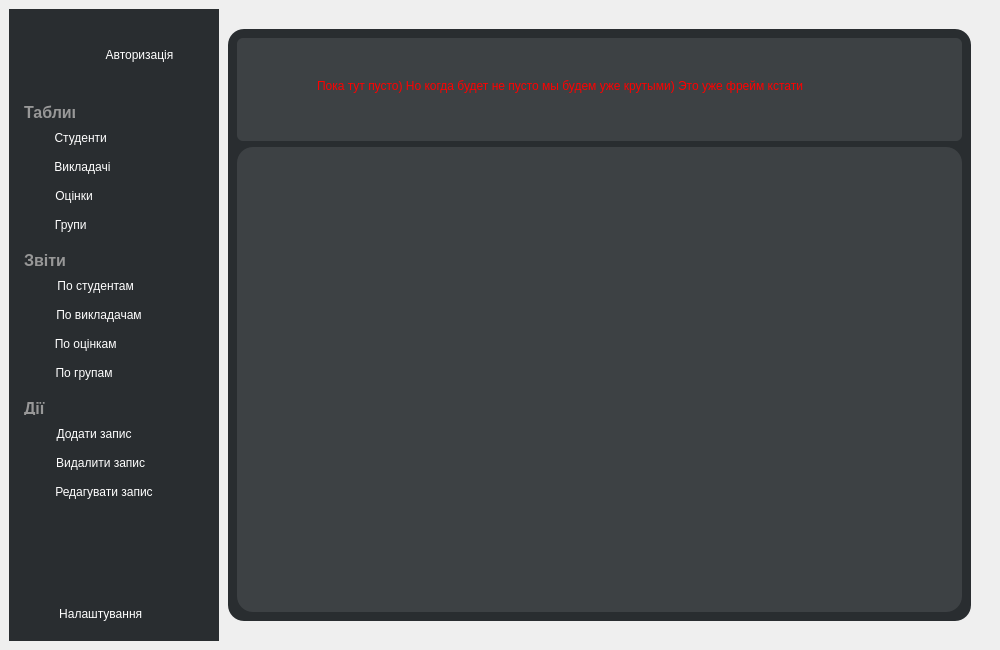
This is src/mainwindow.ui in MikeostCorp/Gradify as Qt 5 draws it before an edit. The edited form follows.
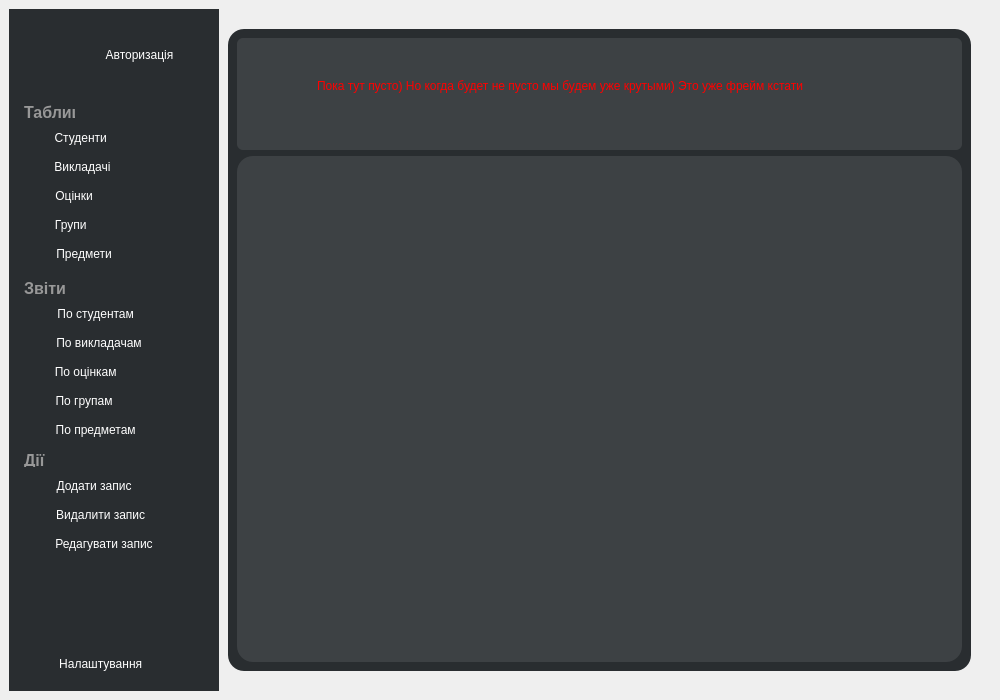
This is the edited form. Icons and pictures are not drawn.

Diff of the .ui file:
```diff
--- a/src/mainwindow.ui
+++ b/src/mainwindow.ui
@@ -7,13 +7,13 @@
     <x>0</x>
     <y>0</y>
     <width>1000</width>
-    <height>650</height>
+    <height>700</height>
    </rect>
   </property>
   <property name="minimumSize">
    <size>
     <width>1000</width>
-    <height>600</height>
+    <height>700</height>
    </size>
   </property>
   <property name="windowTitle">
@@ -114,7 +114,7 @@
           <property name="geometry">
            <rect>
             <x>15</x>
-            <y>262</y>
+            <y>290</y>
             <width>180</width>
             <height>29</height>
            </rect>
@@ -174,7 +174,7 @@
           <property name="geometry">
            <rect>
             <x>15</x>
-            <y>320</y>
+            <y>348</y>
             <width>180</width>
             <height>29</height>
            </rect>
@@ -231,7 +231,7 @@
           <property name="geometry">
            <rect>
             <x>15</x>
-            <y>291</y>
+            <y>319</y>
             <width>180</width>
             <height>29</height>
            </rect>
@@ -345,7 +345,7 @@
           <property name="geometry">
            <rect>
             <x>15</x>
-            <y>242</y>
+            <y>270</y>
             <width>51</width>
             <height>16</height>
            </rect>
@@ -563,7 +563,7 @@
           <property name="geometry">
            <rect>
             <x>15</x>
-            <y>349</y>
+            <y>377</y>
             <width>180</width>
             <height>29</height>
            </rect>
@@ -656,7 +656,7 @@
           <property name="geometry">
            <rect>
             <x>15</x>
-            <y>390</y>
+            <y>442</y>
             <width>31</width>
             <height>16</height>
            </rect>
@@ -678,7 +678,7 @@
           <property name="geometry">
            <rect>
             <x>15</x>
-            <y>410</y>
+            <y>462</y>
             <width>180</width>
             <height>29</height>
            </rect>
@@ -735,7 +735,7 @@
           <property name="geometry">
            <rect>
             <x>15</x>
-            <y>439</y>
+            <y>491</y>
             <width>180</width>
             <height>29</height>
            </rect>
@@ -792,7 +792,7 @@
           <property name="geometry">
            <rect>
             <x>15</x>
-            <y>468</y>
+            <y>520</y>
             <width>180</width>
             <height>29</height>
            </rect>
@@ -845,6 +845,120 @@
            </size>
           </property>
          </widget>
+         <widget class="QPushButton" name="itemTableButton">
+          <property name="geometry">
+           <rect>
+            <x>15</x>
+            <y>230</y>
+            <width>180</width>
+            <height>29</height>
+           </rect>
+          </property>
+          <property name="sizePolicy">
+           <sizepolicy hsizetype="Minimum" vsizetype="Minimum">
+            <horstretch>0</horstretch>
+            <verstretch>0</verstretch>
+           </sizepolicy>
+          </property>
+          <property name="minimumSize">
+           <size>
+            <width>180</width>
+            <height>29</height>
+           </size>
+          </property>
+          <property name="maximumSize">
+           <size>
+            <width>180</width>
+            <height>29</height>
+           </size>
+          </property>
+          <property name="cursor">
+           <cursorShape>PointingHandCursor</cursorShape>
+          </property>
+          <property name="styleSheet">
+           <string notr="true">QPushButton
+{
+    border-radius:  6px;
+    background-color:  rgb(41,45,48);
+    color:  rgb(255, 255, 255);
+}
+
+QPushButton:hover
+{
+    background-color:  rgb(98, 98, 98);
+}</string>
+          </property>
+          <property name="text">
+           <string>  Предмети                    </string>
+          </property>
+          <property name="icon">
+           <iconset resource="recources.qrc">
+            <normaloff>:/img/pinkMenuIcon/itemIco.png</normaloff>:/img/pinkMenuIcon/itemIco.png</iconset>
+          </property>
+          <property name="iconSize">
+           <size>
+            <width>18</width>
+            <height>18</height>
+           </size>
+          </property>
+         </widget>
+         <widget class="QPushButton" name="reportItemsButton">
+          <property name="geometry">
+           <rect>
+            <x>10</x>
+            <y>406</y>
+            <width>180</width>
+            <height>29</height>
+           </rect>
+          </property>
+          <property name="sizePolicy">
+           <sizepolicy hsizetype="Minimum" vsizetype="Minimum">
+            <horstretch>0</horstretch>
+            <verstretch>0</verstretch>
+           </sizepolicy>
+          </property>
+          <property name="minimumSize">
+           <size>
+            <width>180</width>
+            <height>29</height>
+           </size>
+          </property>
+          <property name="maximumSize">
+           <size>
+            <width>180</width>
+            <height>29</height>
+           </size>
+          </property>
+          <property name="cursor">
+           <cursorShape>PointingHandCursor</cursorShape>
+          </property>
+          <property name="styleSheet">
+           <string notr="true">QPushButton
+{
+    border-radius:  6px;
+    background-color:  rgb(41,45,48);
+    color:  rgb(255, 255, 255);
+}
+
+QPushButton:hover
+{
+    background-color:  rgb(98, 98, 98);
+}</string>
+          </property>
+          <property name="text">
+           <string>  По предметам          </string>
+          </property>
+          <property name="icon">
+           <iconset resource="recources.qrc">
+            <normaloff>:/img/reportsIcon/reportItem.png</normaloff>:/img/reportsIcon/reportItem.png</iconset>
+          </property>
+          <property name="iconSize">
+           <size>
+            <width>20</width>
+            <height>20</height>
+           </size>
+          </property>
+         </widget>
         </widget>
        </item>
        <item>
```
